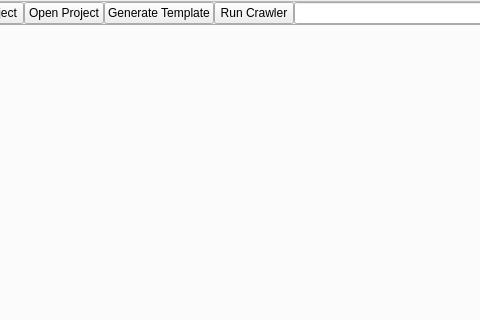
Qt form crawley/web_browser/GUI/base.ui (jmg/crawley) before a commit; both pictures show x 178 to 658 and y 0 to 320 of the 1096 by 551 pixel window.
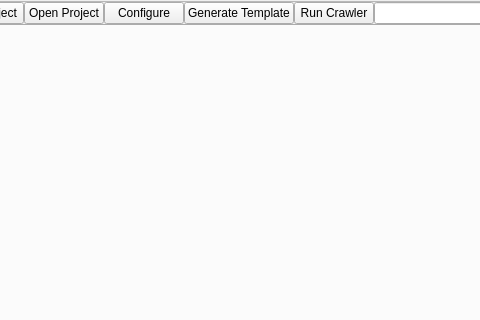
The same form after that commit.

Diff of the .ui file:
```diff
--- a/crawley/web_browser/GUI/base.ui
+++ b/crawley/web_browser/GUI/base.ui
@@ -87,6 +87,13 @@
            </property>
           </widget>
          </item>
+         <item>
+          <widget class="QPushButton" name="bt_configure">
+           <property name="text">
+            <string>Configure</string>
+           </property>
+          </widget>
+         </item>
          <item>
           <widget class="QPushButton" name="bt_generate">
            <property name="text">
```
